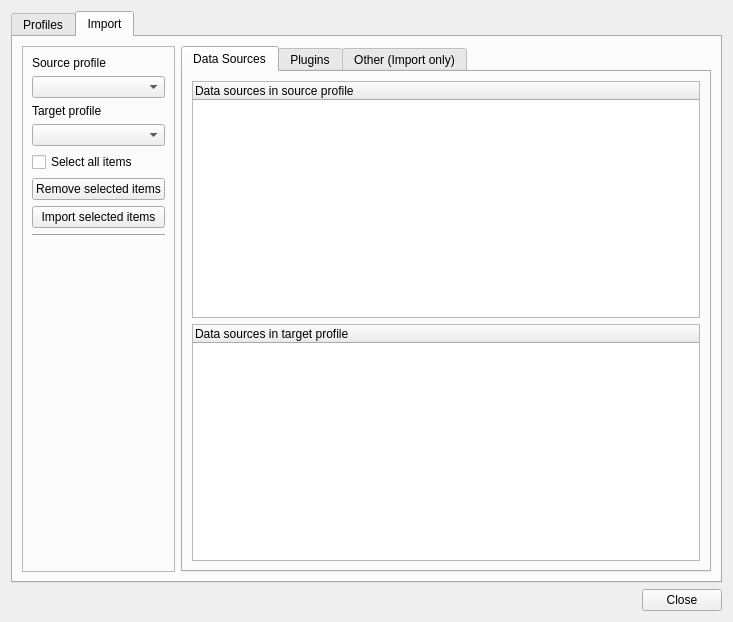
This is profile_manager_dialog_base.ui in WhereGroup/profile-manager as Qt 5 draws it before an edit. The edited form follows.
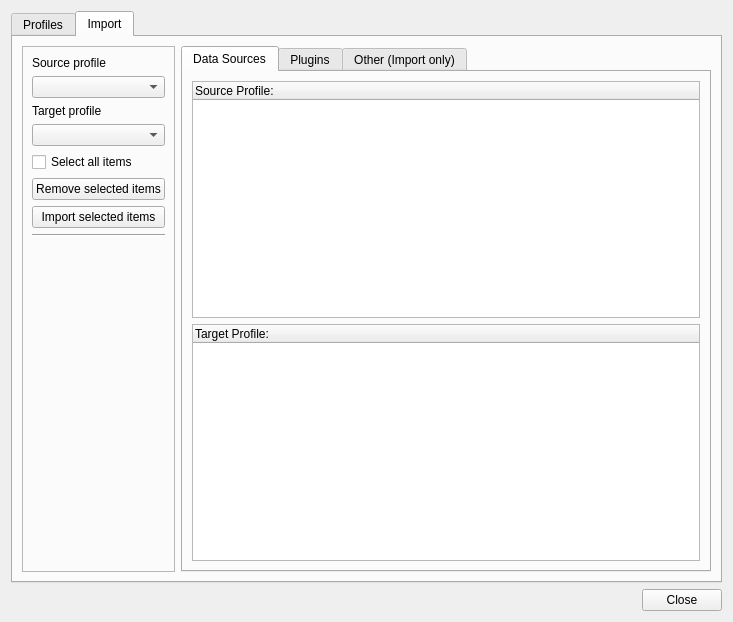
This is the edited form. The open tabs and pages were chosen to show the change.

Commit message: Adjust more texts in main dialog

```diff
--- a/profile_manager_dialog_base.ui
+++ b/profile_manager_dialog_base.ui
@@ -195,7 +195,7 @@
             <widget class="QTreeWidget" name="treeWidgetSource">
              <column>
               <property name="text">
-               <string>Data sources in source profile</string>
+               <string>Source Profile:</string>
               </property>
              </column>
             </widget>
@@ -204,7 +204,7 @@
             <widget class="QTreeWidget" name="treeWidgetTarget">
              <column>
               <property name="text">
-               <string>Data sources in target profile</string>
+               <string>Target Profile:</string>
               </property>
              </column>
             </widget>
```
